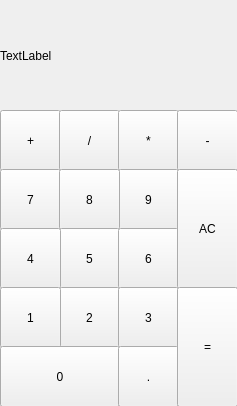
The window that calculator/Calculator/mainwindow.ui (VladimirEponeshnikov/Calculator) describes before a commit, drawn with Qt 5.
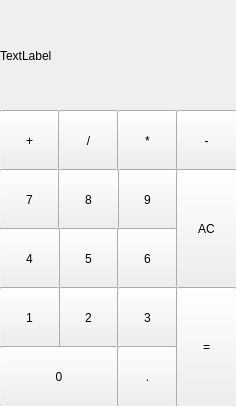
The same window after the commit.

Diff of the .ui file:
```diff
--- a/calculator/Calculator/mainwindow.ui
+++ b/calculator/Calculator/mainwindow.ui
@@ -6,7 +6,7 @@
    <rect>
     <x>0</x>
     <y>0</y>
-    <width>237</width>
+    <width>236</width>
     <height>406</height>
    </rect>
   </property>
@@ -30,7 +30,7 @@
    <widget class="QPushButton" name="pushButton">
     <property name="geometry">
      <rect>
-      <x>0</x>
+      <x>-1</x>
       <y>110</y>
       <width>61</width>
       <height>61</height>
@@ -43,7 +43,7 @@
    <widget class="QPushButton" name="pushButton_2">
     <property name="geometry">
      <rect>
-      <x>59</x>
+      <x>58</x>
       <y>110</y>
       <width>61</width>
       <height>61</height>
@@ -56,7 +56,7 @@
    <widget class="QPushButton" name="pushButton_3">
     <property name="geometry">
      <rect>
-      <x>118</x>
+      <x>117</x>
       <y>110</y>
       <width>61</width>
       <height>61</height>
@@ -69,7 +69,7 @@
    <widget class="QPushButton" name="pushButton_4">
     <property name="geometry">
      <rect>
-      <x>177</x>
+      <x>176</x>
       <y>110</y>
       <width>61</width>
       <height>61</height>
@@ -82,7 +82,7 @@
    <widget class="QPushButton" name="pushButton_5">
     <property name="geometry">
      <rect>
-      <x>118</x>
+      <x>117</x>
       <y>169</y>
       <width>61</width>
       <height>61</height>
@@ -95,7 +95,7 @@
    <widget class="QPushButton" name="pushButton_6">
     <property name="geometry">
      <rect>
-      <x>0</x>
+      <x>-1</x>
       <y>169</y>
       <width>61</width>
       <height>61</height>
@@ -108,7 +108,7 @@
    <widget class="QPushButton" name="pushButton_7">
     <property name="geometry">
      <rect>
-      <x>59</x>
+      <x>58</x>
       <y>169</y>
       <width>61</width>
       <height>61</height>
@@ -121,7 +121,7 @@
    <widget class="QPushButton" name="pushButton_8">
     <property name="geometry">
      <rect>
-      <x>59</x>
+      <x>58</x>
       <y>228</y>
       <width>61</width>
       <height>61</height>
@@ -134,7 +134,7 @@
    <widget class="QPushButton" name="pushButton_9">
     <property name="geometry">
      <rect>
-      <x>0</x>
+      <x>-1</x>
       <y>228</y>
       <width>61</width>
       <height>61</height>
@@ -147,7 +147,7 @@
    <widget class="QPushButton" name="pushButton_10">
     <property name="geometry">
      <rect>
-      <x>118</x>
+      <x>117</x>
       <y>228</y>
       <width>61</width>
       <height>61</height>
@@ -160,7 +160,7 @@
    <widget class="QPushButton" name="pushButton_11">
     <property name="geometry">
      <rect>
-      <x>59</x>
+      <x>58</x>
       <y>287</y>
       <width>61</width>
       <height>61</height>
@@ -173,7 +173,7 @@
    <widget class="QPushButton" name="pushButton_12">
     <property name="geometry">
      <rect>
-      <x>118</x>
+      <x>117</x>
       <y>287</y>
       <width>61</width>
       <height>61</height>
@@ -186,7 +186,7 @@
    <widget class="QPushButton" name="pushButton_13">
     <property name="geometry">
      <rect>
-      <x>0</x>
+      <x>-1</x>
       <y>287</y>
       <width>61</width>
       <height>61</height>
@@ -199,7 +199,7 @@
    <widget class="QPushButton" name="pushButton_14">
     <property name="geometry">
      <rect>
-      <x>0</x>
+      <x>-1</x>
       <y>346</y>
       <width>120</width>
       <height>61</height>
@@ -212,7 +212,7 @@
    <widget class="QPushButton" name="pushButton_15">
     <property name="geometry">
      <rect>
-      <x>118</x>
+      <x>117</x>
       <y>346</y>
       <width>61</width>
       <height>61</height>
@@ -225,7 +225,7 @@
    <widget class="QPushButton" name="pushButton_16">
     <property name="geometry">
      <rect>
-      <x>177</x>
+      <x>176</x>
       <y>169</y>
       <width>61</width>
       <height>120</height>
@@ -238,7 +238,7 @@
    <widget class="QPushButton" name="pushButton_17">
     <property name="geometry">
      <rect>
-      <x>177</x>
+      <x>176</x>
       <y>287</y>
       <width>61</width>
       <height>120</height>
```
